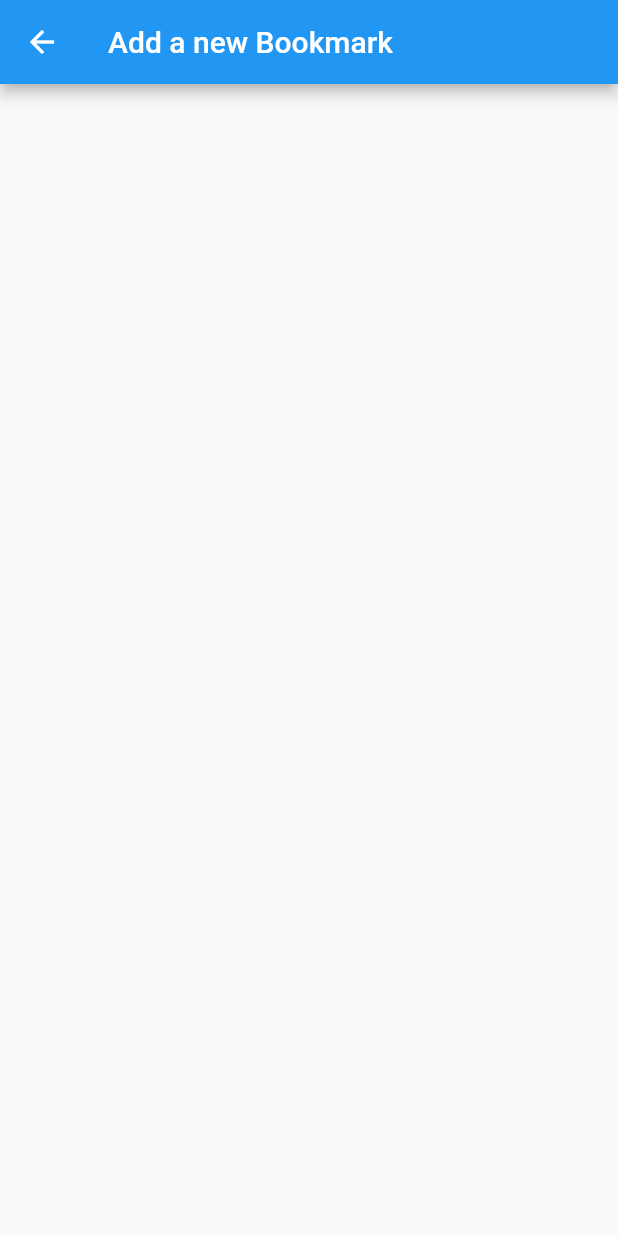
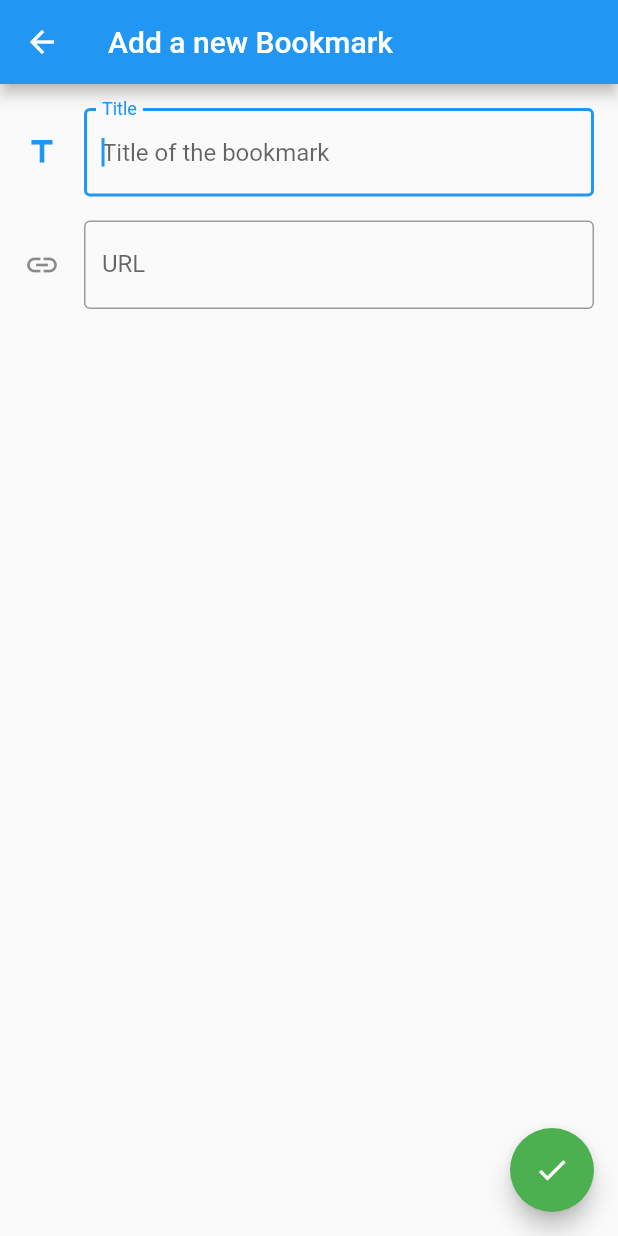
Before and after one commit to Dablaze-ufc/My-BookMark-App, a Flutter app: the AddBookMarkPage screen opened directly, on a phone screen of 412 x 824 dp. Run offline on Flutter 3.47's test engine with Material 2 defaults, Android fonts, the phone set to English and light mode, and no system bars; our stand-ins replace webview_flutter.

Commit message:
added textFormFields to record user input and a fab to save the input

```diff
--- a/lib/page/add_bookmark_page.dart
+++ b/lib/page/add_bookmark_page.dart
@@ -7,6 +7,36 @@ class AddBookMarkPage extends StatelessWidget {
       appBar: AppBar(
         title: Text("Add a new Bookmark"),
       ),
+      floatingActionButton: FloatingActionButton(
+        onPressed: () {},
+        child: Icon(Icons.check),
+        backgroundColor: Colors.green,
+      ),
+      body: Padding(
+        padding: const EdgeInsets.all(16.0),
+        child: Column(
+          children: [
+            TextFormField(
+              autofocus: true,
+              decoration: InputDecoration(
+                  icon: Icon(Icons.title),
+                  labelText: "Title",
+                  hintText: "Title of the bookmark",
+                  border: OutlineInputBorder()),
+            ),
+            SizedBox(
+              height: 16.0,
+            ),
+            TextFormField(
+              decoration: InputDecoration(
+                  icon: Icon(Icons.link),
+                  labelText: "URL",
+                  hintText: "WebPage Link",
+                  border: OutlineInputBorder()),
+            ),
+          ],
+        ),
+      ),
     );
   }
 }
```
